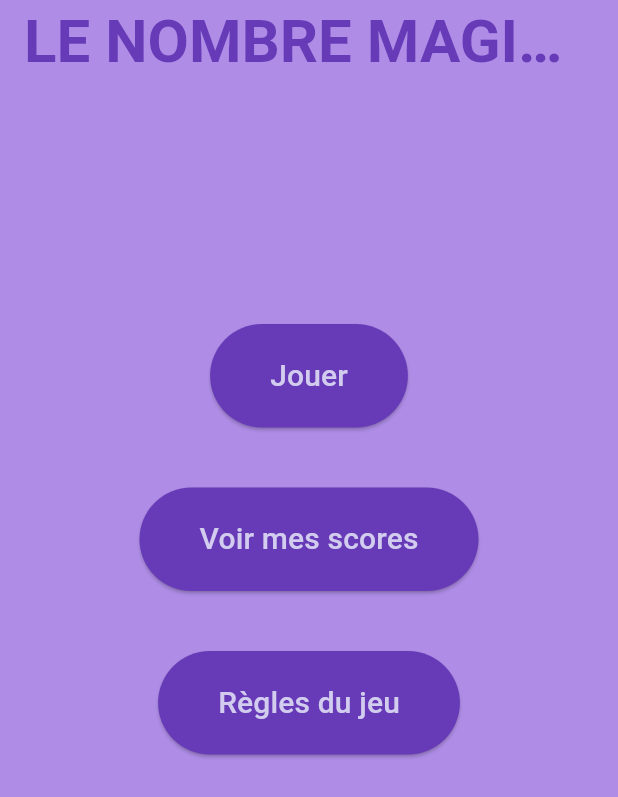
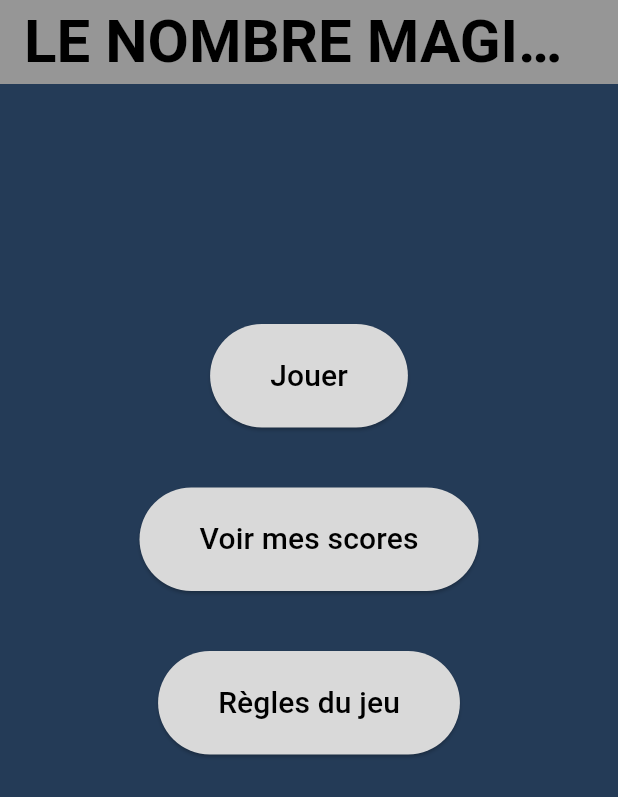
Before and after one commit to Adamdaniel16/tp_mobile, a Flutter app: the screen it shows after launch, on a phone screen of 412 x 824 dp. Shown: the top 797 px of the screen. Run offline on Flutter 3.47's test engine with Material 3 defaults, Android fonts, the phone set to English and light mode, and no system bars.

Commit message:
Modification style

```diff
--- a/lib/ui/accueil.dart
+++ b/lib/ui/accueil.dart
@@ -12,10 +12,10 @@ class _AccueilPageState extends State<Accueil> {
   @override
   Widget build(BuildContext context) {
     return Scaffold(
-      backgroundColor: const Color(0xFFAF8DE7),
+      backgroundColor: const Color(0xFF243B57),
       appBar: AppBar(
-        title: const Center(child: Text('LE NOMBRE MAGIQUE', style: TextStyle(color: Colors.deepPurple, fontSize: 40, fontWeight: FontWeight.bold),),),
-        backgroundColor: const Color(0xFFAF8DE7),),
+        title: const Center(child: Text('LE NOMBRE MAGIQUE', style: TextStyle(color: Colors.black, fontSize: 40, fontWeight: FontWeight.bold),),),
+        backgroundColor: const Color(0xFF969696),),
       body: Center(
           child: Column(
             children: [
@@ -23,18 +23,18 @@ class _AccueilPageState extends State<Accueil> {
               ElevatedButton(
                   style: const ButtonStyle(
                     padding: MaterialStatePropertyAll(EdgeInsets.symmetric(horizontal: 40, vertical: 20)),
-                    backgroundColor: MaterialStatePropertyAll(Colors.deepPurple),
+                    backgroundColor: MaterialStatePropertyAll(Color(0xFFD9D9D9)),
                   ),
-                  child: const Text('Jouer', style: TextStyle(color: Color(0xFFD2CCEF), fontSize: 20), ),
+                  child: const Text('Jouer', style: TextStyle(color: Colors.black, fontSize: 20), ),
                   onPressed: () {  },//onPressed: () => context.go('mettre le chemin'),
               ),
               const Padding(padding: EdgeInsets.all(20.0),),
               ElevatedButton(
                   style: const ButtonStyle(
                     padding: MaterialStatePropertyAll(EdgeInsets.symmetric(horizontal: 40, vertical: 20)),
-                    backgroundColor: MaterialStatePropertyAll(Colors.deepPurple),
+                    backgroundColor: MaterialStatePropertyAll(Color(0xFFD9D9D9)),
                   ),
-                  child: const Text('Voir mes scores', style: TextStyle(color: Color(0xFFD2CCEF), fontSize: 20),),
+                  child: const Text('Voir mes scores', style: TextStyle(color: Colors.black, fontSize: 20),),
                   onPressed: () {  },//onPressed: () => context.go('mettre le chemin'),
                 //onPressed: () => context.go(''),
               ),
@@ -42,9 +42,9 @@ class _AccueilPageState extends State<Accueil> {
               ElevatedButton(
                   style: const ButtonStyle(
                     padding: MaterialStatePropertyAll(EdgeInsets.symmetric(horizontal: 40, vertical: 20)),
-                    backgroundColor: MaterialStatePropertyAll(Colors.deepPurple),
+                    backgroundColor: MaterialStatePropertyAll(Color(0xFFD9D9D9)),
                   ),
-                  child: const Text('Règles du jeu', style: TextStyle(color: Color(0xFFD2CCEF), fontSize: 20),),
+                  child: const Text('Règles du jeu', style: TextStyle(color: Colors.black, fontSize: 20),),
                   onPressed: () {  },//onPressed: () => context.go('mettre le chemin'),
                 //onPressed: () => context.go(''),
               ),
```
